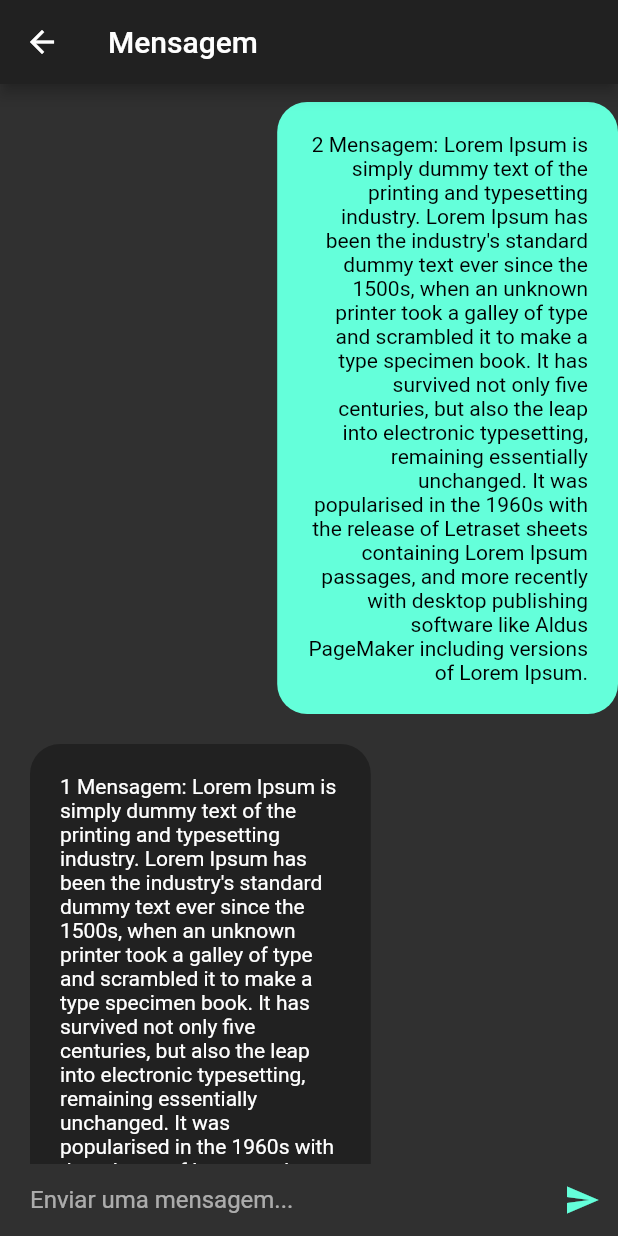
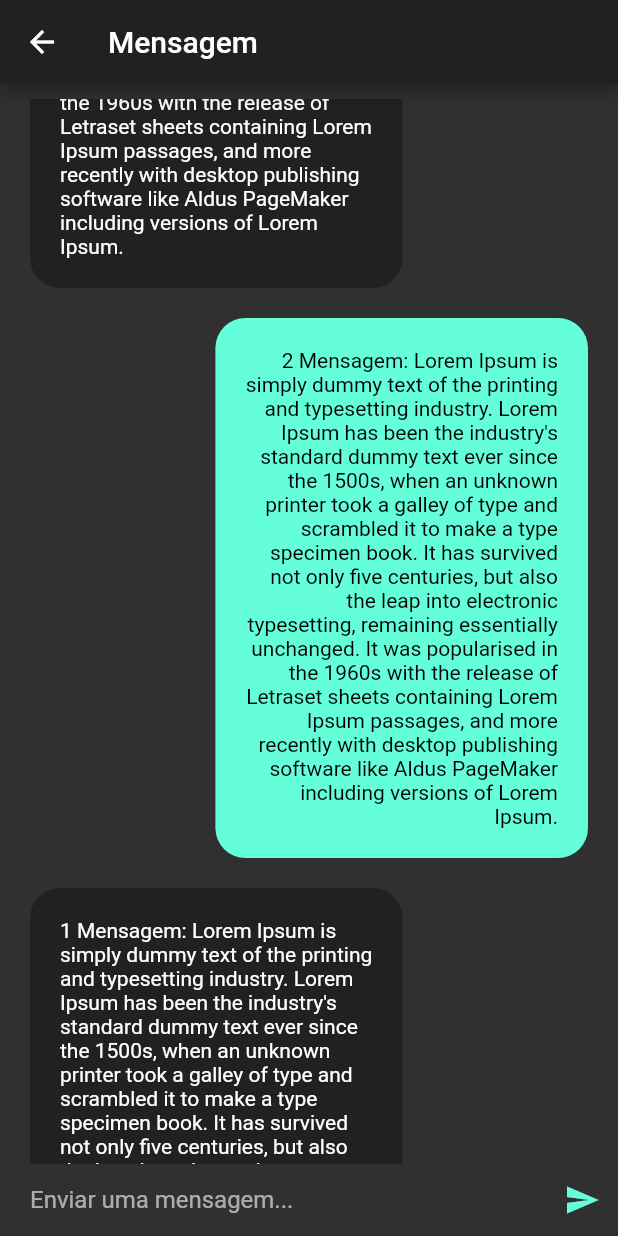
Before and after one commit to marcelohpjunior/chat_online_hasura, a Flutter app: the MensagemPage screen opened by its route, scrolled down 576 dp, on a phone screen of 412 x 824 dp. Run offline on Flutter 3.47's test engine with Material 2 defaults, Android fonts, the phone set to English and light mode, and no system bars; our stand-ins replace flutter_mobx, flutter_modular, font_awesome_flutter, mobx; generated files the repository leaves out were written again.

Commit message:
Add novo contato e refatoração

```diff
--- /dev/null
+++ b/lib/app/modules/chat/pages/contato/contatos_store.dart
@@ -0,0 +1,15 @@
+import 'package:mobx/mobx.dart';
+
+part 'contatos_store.g.dart';
+
+class ContatosStore = _ContatosStoreBase with _$ContatosStore;
+
+abstract class _ContatosStoreBase with Store {
+  @observable
+  int value = 0;
+
+  @action
+  void increment() {
+    value++;
+  }
+}
--- /dev/null
+++ b/lib/app/modules/chat/pages/contato/widgets/novo_contato/novo_contato_store.dart
@@ -0,0 +1,15 @@
+import 'package:mobx/mobx.dart';
+
+part 'novo_contato_store.g.dart';
+
+class NovoContatoStore = _NovoContatoStoreBase with _$NovoContatoStore;
+abstract class _NovoContatoStoreBase with Store {
+
+  @observable
+  int value = 0;
+
+  @action
+  void increment() {
+    value++;
+  }
+}
--- a/lib/app/modules/chat/pages/mensagem/mensagem_page.dart
+++ b/lib/app/modules/chat/pages/mensagem/mensagem_page.dart
@@ -1,4 +1,5 @@
-import 'package:chat_online_hasura/app/shared/widgets/text_input_mensagem.dart';
+import 'package:chat_online_hasura/app/modules/chat/widgets/mensagem_widget.dart';
+import 'package:chat_online_hasura/app/modules/chat/widgets/text_input_mensagem_widget.dart';
 
 import 'package:flutter/material.dart';
 
@@ -15,8 +16,6 @@ class MensagemPageState extends State<MensagemPage> {
       "Lorem Ipsum is simply dummy text of the printing and typesetting industry. Lorem Ipsum has been the industry's standard dummy text ever since the 1500s, when an unknown printer took a galley of type and scrambled it to make a type specimen book. It has survived not only five centuries, but also the leap into electronic typesetting, remaining essentially unchanged. It was popularised in the 1960s with the release of Letraset sheets containing Lorem Ipsum passages, and more recently with desktop publishing software like Aldus PageMaker including versions of Lorem Ipsum.";
   @override
   Widget build(BuildContext context) {
-    print(MediaQuery.of(context).size.width);
-    print(Theme.of(context).platform);
     return Scaffold(
       appBar: AppBar(
         title: Text(widget.title),
@@ -35,40 +34,9 @@ class MensagemPageState extends State<MensagemPage> {
                   child: ListView.builder(
                     itemCount: 30,
                     itemBuilder: (context, index) {
-                      return Container(
-                        alignment: index % 2 == 1
-                            ? Alignment.centerLeft
-                            : Alignment.centerRight,
-                        child: Wrap(
-                          children: [
-                            ConstrainedBox(
-                              constraints: BoxConstraints(
-                                  maxWidth:
-                                      MediaQuery.of(context).size.width * 0.60),
-                              child: Container(
-                                margin:
-                                    const EdgeInsets.only(left: 20, bottom: 20),
-                                padding: const EdgeInsets.all(20),
-                                decoration: BoxDecoration(
-                                  borderRadius: BorderRadius.circular(20),
-                                  color: index % 2 == 1
-                                      ? Theme.of(context).primaryColor
-                                      : Theme.of(context).accentColor,
-                                ),
-                                child: Text(
-                                  "$index Mensagem: $loren",
-                                  textAlign: index % 2 == 1
-                                      ? TextAlign.left
-                                      : TextAlign.right,
-                                  maxLines: null,
-                                  style: index % 2 == 1
-                                      ? TextStyle(color: Colors.white)
-                                      : TextStyle(color: Colors.black),
-                                ),
-                              ),
-                            ),
-                          ],
-                        ),
+                      return MensagemWidget(
+                        index: index,
+                        mensagem: loren,
                       );
                     },
                     reverse: true,
@@ -78,12 +46,12 @@ class MensagemPageState extends State<MensagemPage> {
               ),
               Padding(
                 padding: const EdgeInsets.only(left: 20),
-                child: TextInputMensagem(
+                child: TextInputMensagemWidget(
                   onChanged: (text) {
                     print(text);
                     a = text;
                   },
-                  onSendMessage: () {
+                  enviaMensagem: () {
                     print("Msg enviada: $a");
                     a = "";
                   },
--- /dev/null
+++ b/lib/app/modules/chat/widgets/mensagem_widget.dart
@@ -0,0 +1,41 @@
+import 'package:flutter/material.dart';
+
+class MensagemWidget extends StatelessWidget {
+  final int index;
+  final String mensagem;
+  const MensagemWidget({Key? key, this.index = 0, this.mensagem = ""})
+      : super(key: key);
+
+  @override
+  Widget build(BuildContext context) {
+    return Container(
+      alignment: index % 2 == 1 ? Alignment.centerLeft : Alignment.centerRight,
+      child: Wrap(
+        children: [
+          ConstrainedBox(
+            constraints: BoxConstraints(
+                maxWidth: MediaQuery.of(context).size.width * 0.70),
+            child: Container(
+              margin: const EdgeInsets.only(left: 20, bottom: 20, right: 20),
+              padding: const EdgeInsets.all(20),
+              decoration: BoxDecoration(
+                borderRadius: BorderRadius.circular(20),
+                color: index % 2 == 1
+                    ? Theme.of(context).primaryColor
+                    : Theme.of(context).accentColor,
+              ),
+              child: Text(
+                "$index Mensagem: $mensagem",
+                textAlign: index % 2 == 1 ? TextAlign.left : TextAlign.right,
+                maxLines: null,
+                style: index % 2 == 1
+                    ? TextStyle(color: Colors.white)
+                    : TextStyle(color: Colors.black),
+              ),
+            ),
+          ),
+        ],
+      ),
+    );
+  }
+}
--- a/lib/app/shared/widgets/text_input_mensagem.dart
+++ b/lib/app/modules/chat/widgets/text_input_mensagem_widget.dart
@@ -1,18 +1,26 @@
 import 'package:flutter/cupertino.dart';
 import 'package:flutter/material.dart';
 
-class TextInputMensagem extends StatelessWidget {
+class TextInputMensagemWidget extends StatelessWidget {
   final Function(String)? onChanged;
-  final Function() onSendMessage;
+  final Function() enviaMensagem;
   final _controller = TextEditingController();
-  TextInputMensagem({
+
+  TextInputMensagemWidget({
     Key? key,
     this.onChanged,
-    required this.onSendMessage,
+    required this.enviaMensagem,
   }) : super(key: key);
 
   @override
   Widget build(BuildContext context) {
+    _enviaMensagem() {
+      if (_controller.text != "") {
+        enviaMensagem();
+        _controller.text = "";
+      }
+    }
+
     return SafeArea(
       child: Row(
         children: [
@@ -30,24 +38,14 @@ class TextInputMensagem extends StatelessWidget {
                     child: Text(
                       "Enviar",
                     ),
-                    onPressed: () {
-                      if (_controller.text != "") {
-                        onSendMessage();
-                        _controller.text = "";
-                      }
-                    },
+                    onPressed: _enviaMensagem,
                   )
                 : IconButton(
                     icon: Icon(
                       Icons.send,
                       color: Theme.of(context).accentColor,
                     ),
-                    onPressed: () {
-                      if (_controller.text != "") {
-                        onSendMessage();
-                        _controller.text = "";
-                      }
-                    },
+                    onPressed: _enviaMensagem,
                   ),
           ),
         ],
--- a/lib/app/modules/login/pages/login/login_page.dart
+++ b/lib/app/modules/login/pages/login/login_page.dart
@@ -1,4 +1,4 @@
-import 'package:chat_online_hasura/app/shared/widgets/text_border_input.dart';
+import 'package:chat_online_hasura/app/shared/widgets/text_border_input_widget.dart';
 import 'package:flutter/material.dart';
 import 'package:flutter_modular/flutter_modular.dart';
 
@@ -46,7 +46,7 @@ class LoginPageState extends State<LoginPage> {
                 ),
                 ConstrainedBox(
                   constraints: BoxConstraints(maxWidth: 500),
-                  child: TextBorderInput(
+                  child: TextBorderInputWidget(
                       onChanged: (text) {
                         print(text);
                       },
@@ -58,7 +58,7 @@ class LoginPageState extends State<LoginPage> {
                   padding: const EdgeInsets.only(top: 10),
                   child: ConstrainedBox(
                     constraints: BoxConstraints(maxWidth: 500),
-                    child: TextBorderInput(
+                    child: TextBorderInputWidget(
                       onChanged: (text) {
                         print(text);
                       },
--- a/lib/app/shared/widgets/text_border_input.dart
+++ b/lib/app/shared/widgets/text_border_input_widget.dart
@@ -1,13 +1,13 @@
 import 'package:flutter/material.dart';
 
-class TextBorderInput extends StatelessWidget {
+class TextBorderInputWidget extends StatelessWidget {
   final String? labelText;
   final double? labelFontSize;
   final String? hintText;
   final bool obscureText;
   final Function(String)? onChanged;
   final TextInputType? keyboardType;
-  const TextBorderInput(
+  const TextBorderInputWidget(
       {this.labelText,
       this.labelFontSize,
       this.hintText,
@@ -20,7 +20,7 @@ class TextBorderInput extends StatelessWidget {
   Widget build(BuildContext context) {
     return Container(
       child: TextField(
-        keyboardType: TextInputType.text,
+        keyboardType: keyboardType,
         onChanged: onChanged,
         obscureText: obscureText,
         decoration: InputDecoration(
--- a/pubspec.yaml
+++ b/pubspec.yaml
@@ -10,6 +10,7 @@ vars:
 
 scripts:
   mobx: $runner build
+  mobxd: $runner build --delete-conflicting-outputs
   mobx_watch: $clean & $get & $runner watch
   mobx_build_clean: $clean & $get & $runner build --delete-conflicting-outputs
 
```
Also changed, not shown: lib/app/modules/chat/chat_module.dart (+8 -0 lines), lib/app/modules/chat/pages/chat/chat_page.dart (+14 -77 lines), lib/app/modules/chat/pages/contato/contatos_page.dart (added, +44 -0 lines), lib/app/modules/chat/pages/contato/widgets/novo_contato/novo_contato_dialog_widget.dart (added, +120 -0 lines), lib/app/modules/chat/widgets/lista_contatos_widget.dart (added, +84 -0 lines), lib/app/modules/login/pages/cadastro/cadastro_page.dart (+6 -6 lines), lib/app/shared/widgets/sair_dialog_widget.dart (added, +36 -0 lines), lib/app/modules/chat/pages/contato/contatos_store.g.dart (added), lib/app/modules/chat/pages/contato/widgets/novo_contato/novo_contato_store.g.dart (added), pubspec.lock, 4 other files.
